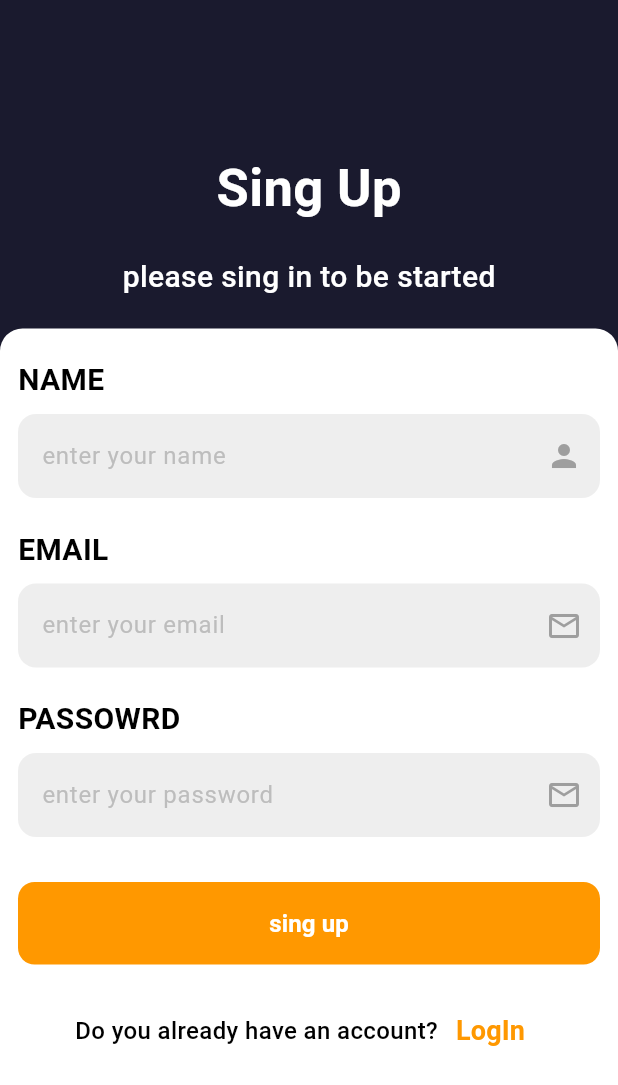
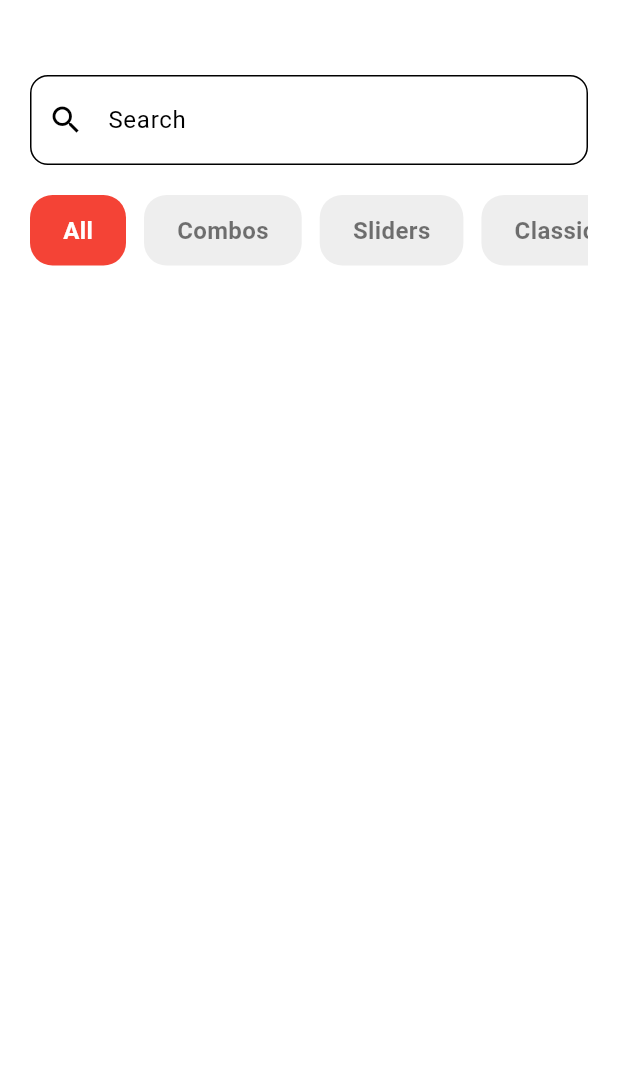
Before and after one commit to elshaarawy7/restaurant-app, a Flutter app: the Singin screen opened by its route, after a tap on "sing up", on a phone screen of 412 x 824 dp. Shown: the top 1085 px of the screen. Run offline on Flutter 3.47's test engine with Material 3 defaults, Android fonts, the phone set to English and light mode, and no system bars; our stand-ins replace go_router, ionicons.

Commit message:
create widgets catogey filter and model food item

```diff
--- a/lib/core/utils/app_router.dart
+++ b/lib/core/utils/app_router.dart
@@ -1,29 +1,33 @@
 import 'package:go_router/go_router.dart';
+import 'package:redturant_app/futcher/ui/pages/home_page.dart';
 import 'package:redturant_app/futcher/ui/pages/logup.dart';
 import 'package:redturant_app/futcher/ui/pages/page_view.dart';
 import 'package:redturant_app/futcher/ui/pages/singin.dart';
 
 class AppRouter {
-  static const pageView  = '/';
-  static const logup = '/Logup' ;
-  static const singin = '/Singin' ;
+  static const pageView = '/';
+  static const logup = '/logup';
+  static const signin = '/signin';
+  static const homepage = '/homepage';
+
   static final router = GoRouter(
     routes: [
-
       GoRoute(
-        path: pageView ,
+        path: pageView,
         builder: (context, state) => Page_View(),
       ),
-
       GoRoute(
-        path: logup ,
+        path: logup,
         builder: (context, state) => Logup(),
-      ) ,
-
+      ),
       GoRoute(
-        path: singin ,
+        path: signin,
         builder: (context, state) => Singin(),
-      )
-    ]
+      ),
+      GoRoute(
+        path: homepage,
+        builder: (context, state) => HomePage(),
+      ),
+    ],
   );
 }
--- /dev/null
+++ b/lib/futcher/ui/model/food_item.dart
@@ -0,0 +1,13 @@
+class FoodItem {
+  final String imageUrl;
+  final String name;
+  final String description;
+  final double rating;
+
+  FoodItem({
+    required this.imageUrl,
+    required this.name,
+    required this.description,
+    required this.rating,
+  });
+}
--- /dev/null
+++ b/lib/futcher/ui/pages/home_page.dart
@@ -0,0 +1,31 @@
+import 'package:flutter/material.dart';
+import 'package:redturant_app/futcher/ui/widgets/catogry_filter.dart';
+import 'package:redturant_app/futcher/ui/widgets/custem_search_bar.dart';
+
+class HomePage extends StatelessWidget {
+  const HomePage({super.key});
+
+  @override
+  Widget build(BuildContext context) {
+    return Scaffold(
+      backgroundColor: Colors.white,
+      body: Padding(
+        padding: const EdgeInsets.symmetric(horizontal: 20),
+        child: Column(
+
+          children: [
+           SizedBox(height: 50,) ,
+           CustomSearchBar(
+            controller: TextEditingController(),
+          ) ,
+
+          SizedBox(height: 20,) ,
+
+          CategoryFilter(),
+
+          ],
+        ),
+      ),
+    );
+  }
+}
--- a/lib/futcher/ui/pages/logup.dart
+++ b/lib/futcher/ui/pages/logup.dart
@@ -3,6 +3,7 @@ import 'package:ionicons/ionicons.dart';
 import 'package:redturant_app/core/utils/app_color.dart';
 import 'package:redturant_app/futcher/ui/widgets/custem_batton.dart';
 import 'package:redturant_app/futcher/ui/widgets/custem_text_field.dart';
+import 'package:redturant_app/futcher/ui/widgets/logo_medi.dart';
 
 class Logup extends StatelessWidget {
   const Logup({super.key});
@@ -109,7 +110,7 @@ class Logup extends StatelessWidget {
                         fontWeight: FontWeight.w600 ,
                       ),)  ,
 
-
+                    LogoMedi()  ,
 
 
                     ],
--- a/lib/futcher/ui/pages/singin.dart
+++ b/lib/futcher/ui/pages/singin.dart
@@ -81,7 +81,7 @@ class Singin extends StatelessWidget {
                       CustomButton(
                         text: "sing up",
                         onPressed: () {
-
+                          GoRouter.of(context).push(AppRouter.homepage);
                         },
 
                       ) ,
--- /dev/null
+++ b/lib/futcher/ui/widgets/catogry_filter.dart
@@ -0,0 +1,47 @@
+import 'package:flutter/material.dart';
+
+class CategoryFilter extends StatefulWidget {
+  @override
+  _CategoryFilterState createState() => _CategoryFilterState();
+}
+
+class _CategoryFilterState extends State<CategoryFilter> {
+  int selectedIndex = 0; // أول اختيار (All)
+
+  final categories = ["All", "Combos", "Sliders", "Classic"];
+
+  @override
+  Widget build(BuildContext context) {
+    return SingleChildScrollView(
+      scrollDirection: Axis.horizontal,
+      child: Row(
+        children: List.generate(categories.length, (index) {
+          final isSelected = selectedIndex == index;
+          return GestureDetector(
+            onTap: () {
+              setState(() {
+                selectedIndex = index;
+              });
+            },
+            child: Container(
+              margin: EdgeInsets.only(right: 12),
+              padding: EdgeInsets.symmetric(horizontal: 22, vertical: 12),
+              decoration: BoxDecoration(
+                color: isSelected ? Colors.red : Colors.grey[200],
+                borderRadius: BorderRadius.circular(15),
+              ),
+              child: Text(
+                categories[index],
+                style: TextStyle(
+                  color: isSelected ? Colors.white : Colors.black54,
+                  fontSize: 16,
+                  fontWeight: FontWeight.w600,
+                ),
+              ),
+            ),
+          );
+        }),
+      ),
+    );
+  }
+}
--- /dev/null
+++ b/lib/futcher/ui/widgets/custem_search_bar.dart
@@ -0,0 +1,50 @@
+import 'package:flutter/material.dart';
+
+class CustomSearchBar extends StatelessWidget {
+  final TextEditingController controller;
+  final String hintText;
+  final ValueChanged<String>? onChanged;
+
+  const CustomSearchBar({
+    Key? key,
+    required this.controller,
+    this.hintText = 'Search',
+    this.onChanged,
+  }) : super(key: key);
+
+  @override
+  Widget build(BuildContext context) {
+    return TextField(
+
+      controller: controller,
+      onChanged: onChanged,
+      decoration: InputDecoration(
+        hintText: hintText,
+        hintStyle: TextStyle(
+          color: Colors.black,
+          fontSize: 16,
+        ),
+        prefixIcon: Icon(
+          Icons.search,
+          color: Colors.black,
+          size: 24,
+        ),
+        filled: true,
+        fillColor: Color(0XFFFFFFFF),
+        contentPadding: EdgeInsets.symmetric(vertical: 18, horizontal: 20), // السمك
+        border: OutlineInputBorder(
+          borderRadius: BorderRadius.circular(12), // زوايا دائرية جداً
+          borderSide: BorderSide(), // بدون حدود خارجية
+        ),
+        enabledBorder: OutlineInputBorder(
+          borderRadius: BorderRadius.circular(12),
+          borderSide: BorderSide(),
+        ),
+        focusedBorder: OutlineInputBorder(
+          borderRadius: BorderRadius.circular(12),
+          borderSide: BorderSide(),
+        ),
+      ),
+    );
+  }
+}
--- a/lib/futcher/ui/widgets/logo_medi.dart
+++ b/lib/futcher/ui/widgets/logo_medi.dart
@@ -6,12 +6,15 @@ class LogoMedi extends StatelessWidget {
 
   @override
   Widget build(BuildContext context) {
-    return Row(
+    return Padding(
+      padding: const EdgeInsets.symmetric(horizontal: 40),
+      child: Row(
                         mainAxisAlignment: MainAxisAlignment.spaceBetween,
                         children: [
                           Container(
                             decoration: BoxDecoration(
                               borderRadius: BorderRadius.circular(100) ,
+
                             ),
                             child: Icon(
                               Ionicons.logo_facebook ,
@@ -37,12 +40,13 @@ class LogoMedi extends StatelessWidget {
                         ),
                         child: Icon(
                           Ionicons.logo_apple ,
-                        color: Colors.blue,
+                          color: Colors.black,
                           size: 50,
                         ),
                       ) ,
 
                         ],
+                      ),
     );
   }
 }
```
Also changed, not shown: assets/images/image 6.png (added). Lines whose indentation alone changed are shown as unchanged.
